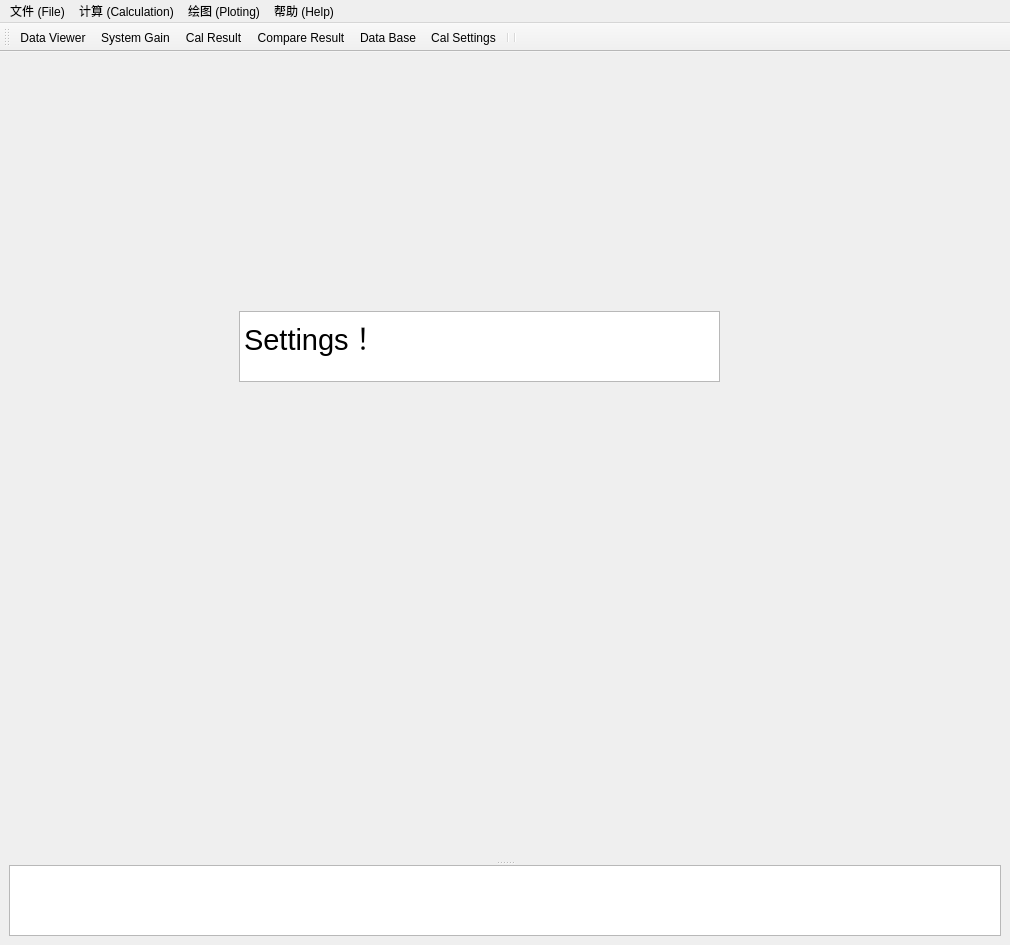
huisede/SystemGain, file SystemGainUi.ui: the form before one commit.
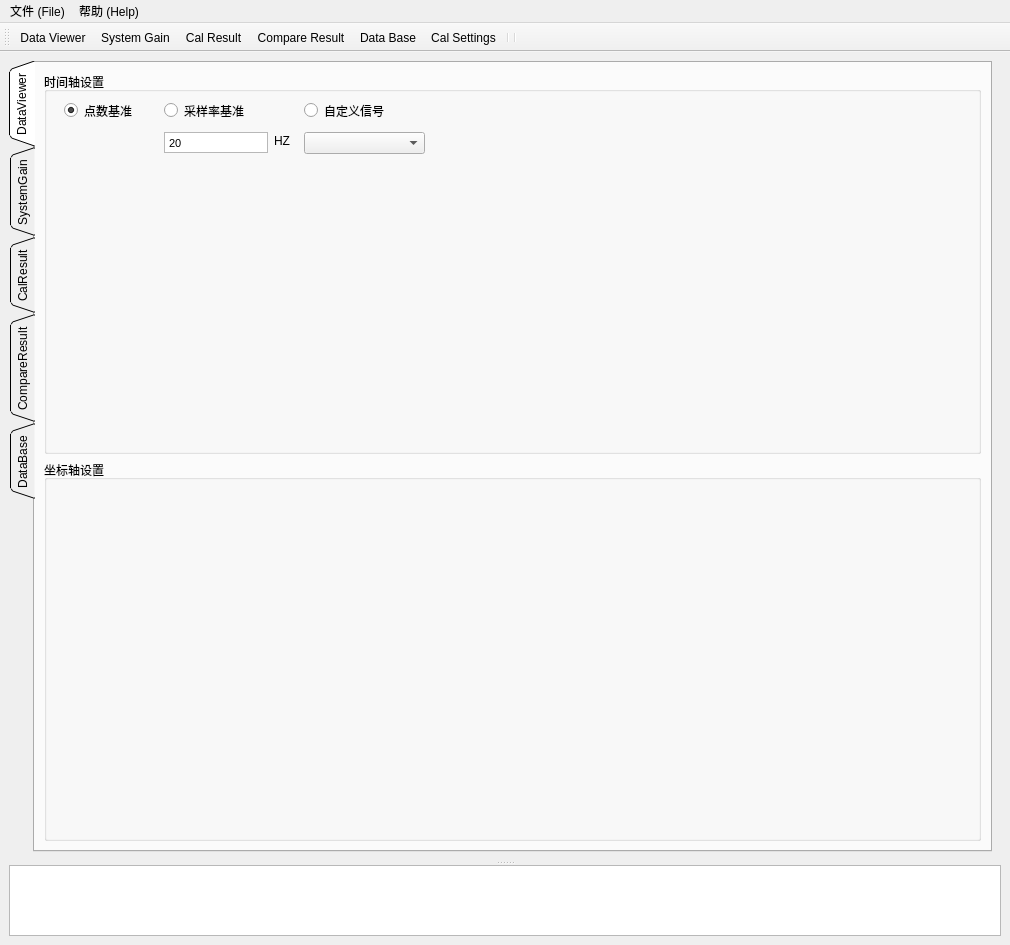
The form after the commit. The open tabs and pages were chosen to show the change. Icons and pictures are not drawn.

Commit message: 20180302 -- BUGS refined(raw data viewer)

```diff
--- a/SystemGainUi.ui
+++ b/SystemGainUi.ui
@@ -1077,24 +1077,166 @@
         </layout>
        </widget>
        <widget class="QWidget" name="Cal_Setting_page">
-        <widget class="QPlainTextEdit" name="plainTextEdit">
-         <property name="geometry">
-          <rect>
-           <x>230</x>
-           <y>250</y>
-           <width>481</width>
-           <height>71</height>
-          </rect>
+        <layout class="QVBoxLayout" name="verticalLayout_5">
+         <property name="leftMargin">
+          <number>0</number>
          </property>
-         <property name="font">
-          <font>
-           <pointsize>22</pointsize>
-          </font>
+         <property name="topMargin">
+          <number>0</number>
          </property>
-         <property name="plainText">
-          <string>Settings！</string>
-         </property>
-        </widget>
+         <item>
+          <widget class="QTabWidget" name="Cal_Setting_page_TabWidget">
+           <property name="tabPosition">
+            <enum>QTabWidget::West</enum>
+           </property>
+           <property name="tabShape">
+            <enum>QTabWidget::Triangular</enum>
+           </property>
+           <property name="currentIndex">
+            <number>0</number>
+           </property>
+           <widget class="QWidget" name="DataViewer_setting">
+            <attribute name="title">
+             <string>DataViewer</string>
+            </attribute>
+            <layout class="QVBoxLayout" name="verticalLayout_6">
+             <item>
+              <widget class="QGroupBox" name="DataViewer_setting_Time_axis">
+               <property name="title">
+                <string>时间轴设置</string>
+               </property>
+               <widget class="QRadioButton" name="DataViewer_setting_Time_axis_Dots_RB">
+                <property name="geometry">
+                 <rect>
+                  <x>20</x>
+                  <y>30</y>
+                  <width>82</width>
+                  <height>17</height>
+                 </rect>
+                </property>
+                <property name="text">
+                 <string>点数基准</string>
+                </property>
+                <property name="checked">
+                 <bool>true</bool>
+                </property>
+                <attribute name="buttonGroup">
+                 <string notr="true">buttonGroup_DataViewer_TimeAxisSetting</string>
+                </attribute>
+               </widget>
+               <widget class="QRadioButton" name="DataViewer_setting_Time_axis_Samples_RB">
+                <property name="geometry">
+                 <rect>
+                  <x>120</x>
+                  <y>30</y>
+                  <width>82</width>
+                  <height>17</height>
+                 </rect>
+                </property>
+                <property name="text">
+                 <string>采样率基准</string>
+                </property>
+                <attribute name="buttonGroup">
+                 <string notr="true">buttonGroup_DataViewer_TimeAxisSetting</string>
+                </attribute>
+               </widget>
+               <widget class="QRadioButton" name="DataViewer_setting_Time_axis_Signal_RB">
+                <property name="geometry">
+                 <rect>
+                  <x>260</x>
+                  <y>30</y>
+                  <width>82</width>
+                  <height>17</height>
+                 </rect>
+                </property>
+                <property name="text">
+                 <string>自定义信号</string>
+                </property>
+                <attribute name="buttonGroup">
+                 <string notr="true">buttonGroup_DataViewer_TimeAxisSetting</string>
+                </attribute>
+               </widget>
+               <widget class="QTextEdit" name="DataViewer_setting_Time_axis_Samples_TE">
+                <property name="geometry">
+                 <rect>
+                  <x>120</x>
+                  <y>60</y>
+                  <width>104</width>
+                  <height>21</height>
+                 </rect>
+                </property>
+                <property name="verticalScrollBarPolicy">
+                 <enum>Qt::ScrollBarAlwaysOff</enum>
+                </property>
+                <property name="horizontalScrollBarPolicy">
+                 <enum>Qt::ScrollBarAlwaysOff</enum>
+                </property>
+                <property name="html">
+                 <string>&lt;!DOCTYPE HTML PUBLIC &quot;-//W3C//DTD HTML 4.0//EN&quot; &quot;http://www.w3.org/TR/REC-html40/strict.dtd&quot;&gt;
+&lt;html&gt;&lt;head&gt;&lt;meta name=&quot;qrichtext&quot; content=&quot;1&quot; /&gt;&lt;style type=&quot;text/css&quot;&gt;
+p, li { white-space: pre-wrap; }
+&lt;/style&gt;&lt;/head&gt;&lt;body style=&quot; font-family:'MS Shell Dlg 2'; font-size:8.25pt; font-weight:400; font-style:normal;&quot;&gt;
+&lt;p style=&quot; margin-top:0px; margin-bottom:0px; margin-left:0px; margin-right:0px; -qt-block-indent:0; text-indent:0px;&quot;&gt;20&lt;/p&gt;&lt;/body&gt;&lt;/html&gt;</string>
+                </property>
+               </widget>
+               <widget class="QComboBox" name="DataViewer_setting_Time_axis_Samples_comboBox">
+                <property name="geometry">
+                 <rect>
+                  <x>260</x>
+                  <y>60</y>
+                  <width>121</width>
+                  <height>22</height>
+                 </rect>
+                </property>
+               </widget>
+               <widget class="QLabel" name="DataViewer_setting_Time_axis_Samples_HZ">
+                <property name="geometry">
+                 <rect>
+                  <x>230</x>
+                  <y>62</y>
+                  <width>47</width>
+                  <height>13</height>
+                 </rect>
+                </property>
+                <property name="text">
+                 <string>HZ</string>
+                </property>
+               </widget>
+              </widget>
+             </item>
+             <item>
+              <widget class="QGroupBox" name="groupBox_2">
+               <property name="title">
+                <string>坐标轴设置</string>
+               </property>
+               <zorder>DataViewer_setting_Time_axis</zorder>
+              </widget>
+             </item>
+            </layout>
+           </widget>
+           <widget class="QWidget" name="tab_9">
+            <attribute name="title">
+             <string>SystemGain</string>
+            </attribute>
+           </widget>
+           <widget class="QWidget" name="tab_10">
+            <attribute name="title">
+             <string>CalResult</string>
+            </attribute>
+           </widget>
+           <widget class="QWidget" name="tab_11">
+            <attribute name="title">
+             <string>CompareResult</string>
+            </attribute>
+           </widget>
+           <widget class="QWidget" name="tab_12">
+            <attribute name="title">
+             <string>DataBase</string>
+            </attribute>
+           </widget>
+          </widget>
+         </item>
+        </layout>
        </widget>
       </widget>
       <widget class="QListWidget" name="InfoWidget"/>
@@ -1121,22 +1263,8 @@
     <addaction name="separator"/>
     <addaction name="menu_Exit"/>
    </widget>
-   <widget class="QMenu" name="menu_3">
-    <property name="title">
-     <string>绘图 (Ploting)</string>
-    </property>
-    <addaction name="menu_Engine_Working_Dist"/>
-    <addaction name="menu_Shifting_Strategy"/>
-    <addaction name="menu_Speed_Dist"/>
-   </widget>
    <widget class="QMenu" name="menu_2">
     <property name="title">
-     <string>计算 (Calculation)</string>
-    </property>
-    <addaction name="menu_CalData"/>
-   </widget>
-   <widget class="QMenu" name="menu_4">
-    <property name="title">
      <string>帮助 (Help)</string>
     </property>
     <addaction name="menu_Guildlines"/>
@@ -1145,8 +1273,6 @@
    </widget>
    <addaction name="menu"/>
    <addaction name="menu_2"/>
-   <addaction name="menu_3"/>
-   <addaction name="menu_4"/>
   </widget>
   <widget class="QToolBar" name="toolBar">
    <property name="windowTitle">
```
Left out of the diff: 66 changed lines with no effect on the pictures. The commit also changes 7 other files.
